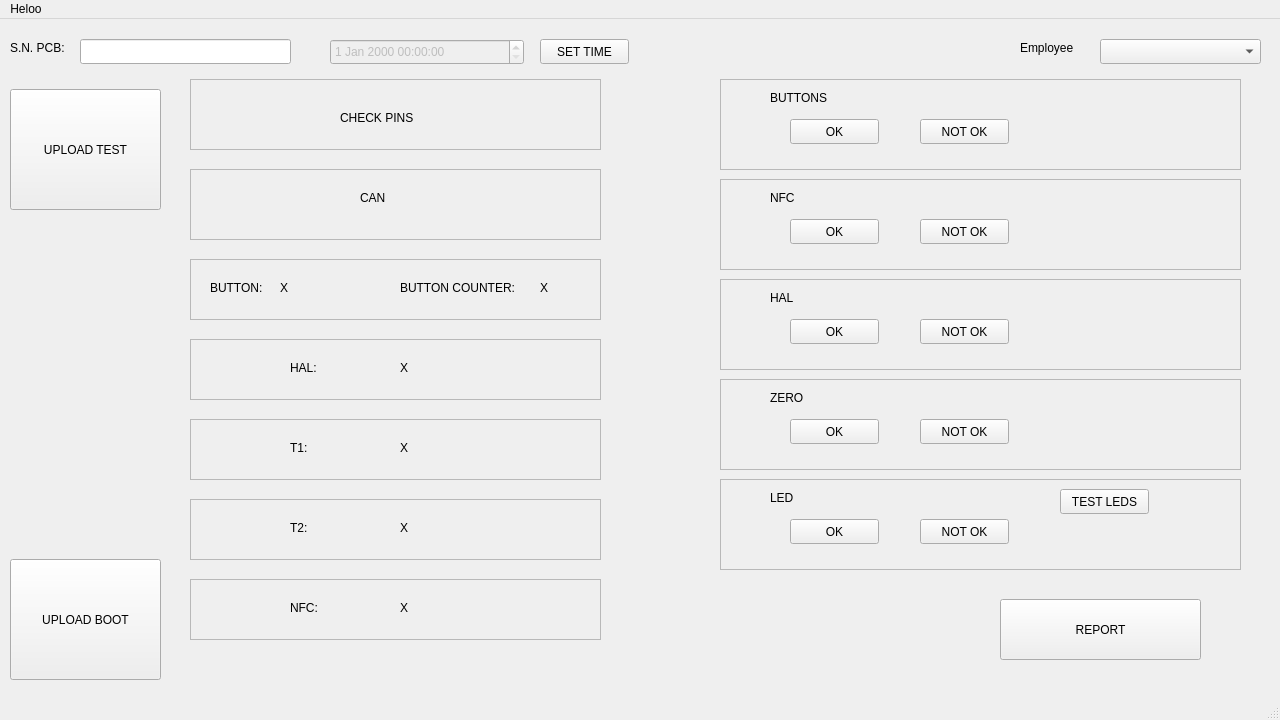
Qt form mainwindow.ui (JakobGerjolj/SideMountTestGUI) before a commit.
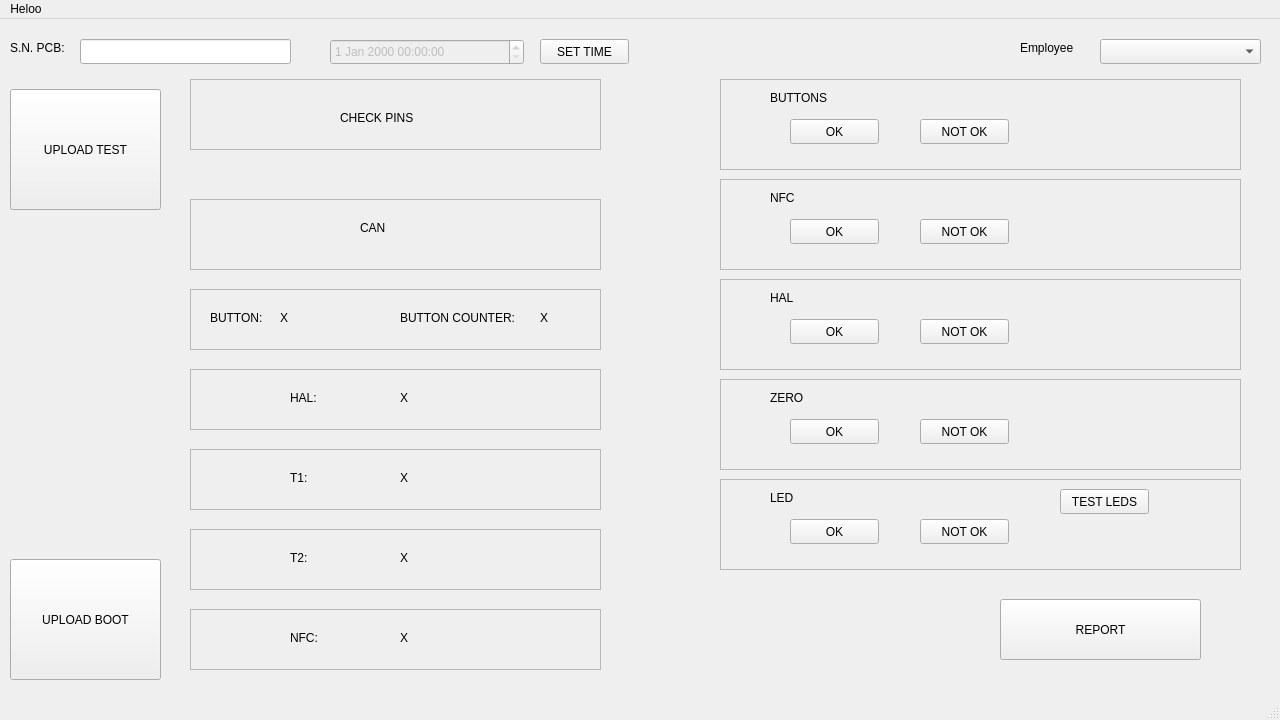
The same form after that commit.

Commit message: Added serial to ui, now attempting layout

Patch:
```diff
--- a/mainwindow.ui
+++ b/mainwindow.ui
@@ -132,7 +132,7 @@
     <property name="geometry">
      <rect>
       <x>190</x>
-      <y>150</y>
+      <y>180</y>
       <width>411</width>
       <height>71</height>
      </rect>
@@ -161,7 +161,7 @@
     <property name="geometry">
      <rect>
       <x>190</x>
-      <y>240</y>
+      <y>270</y>
       <width>411</width>
       <height>61</height>
      </rect>
@@ -229,7 +229,7 @@
     <property name="geometry">
      <rect>
       <x>190</x>
-      <y>320</y>
+      <y>350</y>
       <width>411</width>
       <height>61</height>
      </rect>
@@ -271,7 +271,7 @@
     <property name="geometry">
      <rect>
       <x>190</x>
-      <y>400</y>
+      <y>430</y>
       <width>411</width>
       <height>61</height>
      </rect>
@@ -313,7 +313,7 @@
     <property name="geometry">
      <rect>
       <x>190</x>
-      <y>480</y>
+      <y>510</y>
       <width>411</width>
       <height>61</height>
      </rect>
@@ -656,7 +656,7 @@
     <property name="geometry">
      <rect>
       <x>190</x>
-      <y>560</y>
+      <y>590</y>
       <width>411</width>
       <height>61</height>
      </rect>
```
The commit also changes 2 other files.
